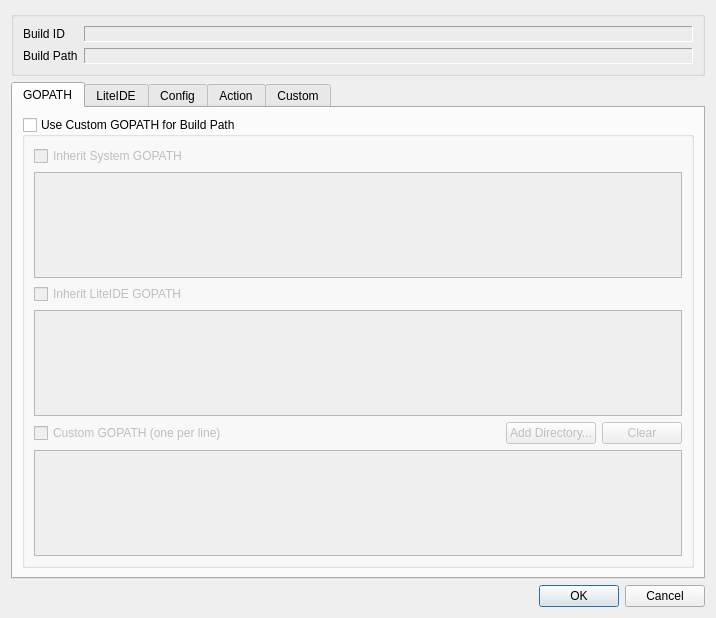
First picture: the form in liteidex/src/plugins/litebuild/buildconfigdialog.ui, repository visualfc/liteide, before the edit.
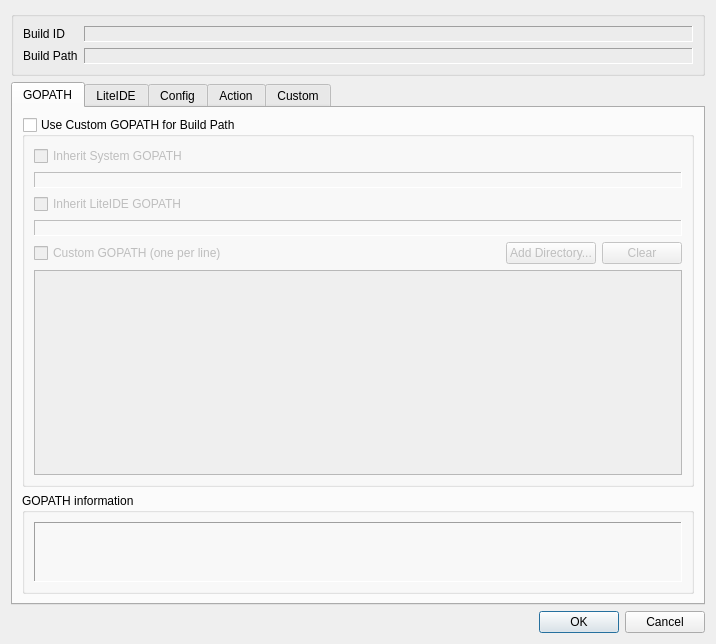
Second picture: the form after the edit.

Commit message: litebuild: update custom gopath ui

Patch:
```diff
--- a/liteidex/src/plugins/litebuild/buildconfigdialog.ui
+++ b/liteidex/src/plugins/litebuild/buildconfigdialog.ui
@@ -7,7 +7,7 @@
     <x>0</x>
     <y>0</y>
     <width>716</width>
-    <height>618</height>
+    <height>644</height>
    </rect>
   </property>
   <property name="windowTitle">
@@ -105,9 +105,15 @@
            </widget>
           </item>
           <item>
-           <widget class="QPlainTextEdit" name="sysGopathEdit">
-            <property name="readOnly">
-             <bool>true</bool>
+           <widget class="QLabel" name="sysGopathLabel">
+            <property name="frameShape">
+             <enum>QFrame::Panel</enum>
+            </property>
+            <property name="frameShadow">
+             <enum>QFrame::Sunken</enum>
+            </property>
+            <property name="text">
+             <string/>
             </property>
            </widget>
           </item>
@@ -119,9 +125,15 @@
            </widget>
           </item>
           <item>
-           <widget class="QPlainTextEdit" name="liteGopathEdit">
-            <property name="readOnly">
-             <bool>true</bool>
+           <widget class="QLabel" name="liteGopathLabel">
+            <property name="frameShape">
+             <enum>QFrame::Panel</enum>
+            </property>
+            <property name="frameShadow">
+             <enum>QFrame::Sunken</enum>
+            </property>
+            <property name="text">
+             <string/>
             </property>
            </widget>
           </item>
@@ -169,6 +181,34 @@
          </layout>
         </widget>
        </item>
+       <item>
+        <widget class="QGroupBox" name="gopathInfoGroupBox">
+         <property name="title">
+          <string>GOPATH information</string>
+         </property>
+         <layout class="QVBoxLayout" name="verticalLayout_8">
+          <item>
+           <widget class="QLabel" name="gopathInfoLabel">
+            <property name="minimumSize">
+             <size>
+              <width>0</width>
+              <height>60</height>
+             </size>
+            </property>
+            <property name="frameShape">
+             <enum>QFrame::Panel</enum>
+            </property>
+            <property name="frameShadow">
+             <enum>QFrame::Sunken</enum>
+            </property>
+            <property name="text">
+             <string/>
+            </property>
+           </widget>
+          </item>
+         </layout>
+        </widget>
+       </item>
       </layout>
      </widget>
      <widget class="QWidget" name="tab_liteide">
```
The commit also changes 1 other file.
